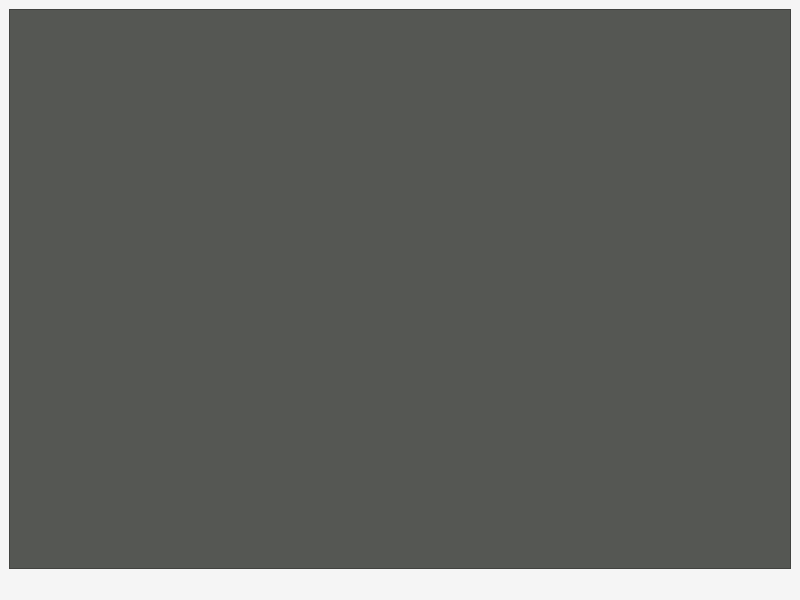
talitintti/Kanji, file mainwindow.ui: the form before one commit.
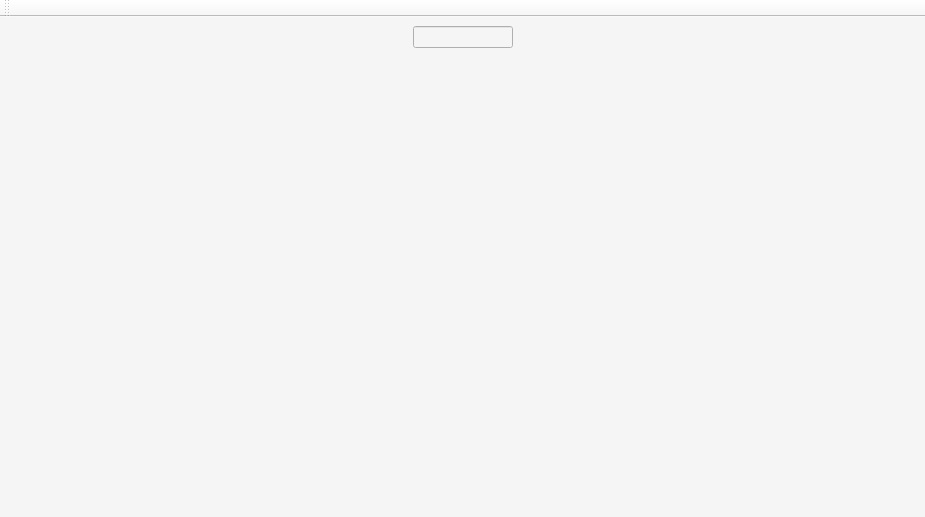
The form after the commit.

```diff
--- a/mainwindow.ui
+++ b/mainwindow.ui
@@ -6,8 +6,8 @@
    <rect>
     <x>0</x>
     <y>0</y>
-    <width>800</width>
-    <height>600</height>
+    <width>925</width>
+    <height>517</height>
    </rect>
   </property>
   <property name="windowTitle">
@@ -19,11 +19,47 @@
   <widget class="QWidget" name="centralwidget">
    <layout class="QVBoxLayout" name="verticalLayout">
     <item>
-     <widget class="QGraphicsView" name="graphicsView">
-      <property name="styleSheet">
-       <string notr="true">background-color: rgb(85, 87, 83);</string>
-      </property>
-     </widget>
+     <layout class="QHBoxLayout" name="horizontalLayout_2">
+      <item>
+       <spacer name="horizontalSpacer_2">
+        <property name="orientation">
+         <enum>Qt::Horizontal</enum>
+        </property>
+        <property name="sizeHint" stdset="0">
+         <size>
+          <width>40</width>
+          <height>20</height>
+         </size>
+        </property>
+       </spacer>
+      </item>
+      <item>
+       <widget class="QLineEdit" name="lineEdit">
+        <property name="maximumSize">
+         <size>
+          <width>100</width>
+          <height>16777215</height>
+         </size>
+        </property>
+       </widget>
+      </item>
+      <item>
+       <spacer name="horizontalSpacer">
+        <property name="orientation">
+         <enum>Qt::Horizontal</enum>
+        </property>
+        <property name="sizeHint" stdset="0">
+         <size>
+          <width>40</width>
+          <height>20</height>
+         </size>
+        </property>
+       </spacer>
+      </item>
+     </layout>
+    </item>
+    <item>
+     <widget class="QStackedWidget" name="stackedWidget"/>
     </item>
    </layout>
   </widget>
@@ -38,6 +74,17 @@
    </property>
   </widget>
   <widget class="QStatusBar" name="statusbar"/>
+  <widget class="QToolBar" name="toolBar">
+   <property name="windowTitle">
+    <string>toolBar</string>
+   </property>
+   <attribute name="toolBarArea">
+    <enum>TopToolBarArea</enum>
+   </attribute>
+   <attribute name="toolBarBreak">
+    <bool>false</bool>
+   </attribute>
+  </widget>
  </widget>
  <resources/>
  <connections/>
```
Left out of the diff: 2 changed lines with no effect on the pictures.
